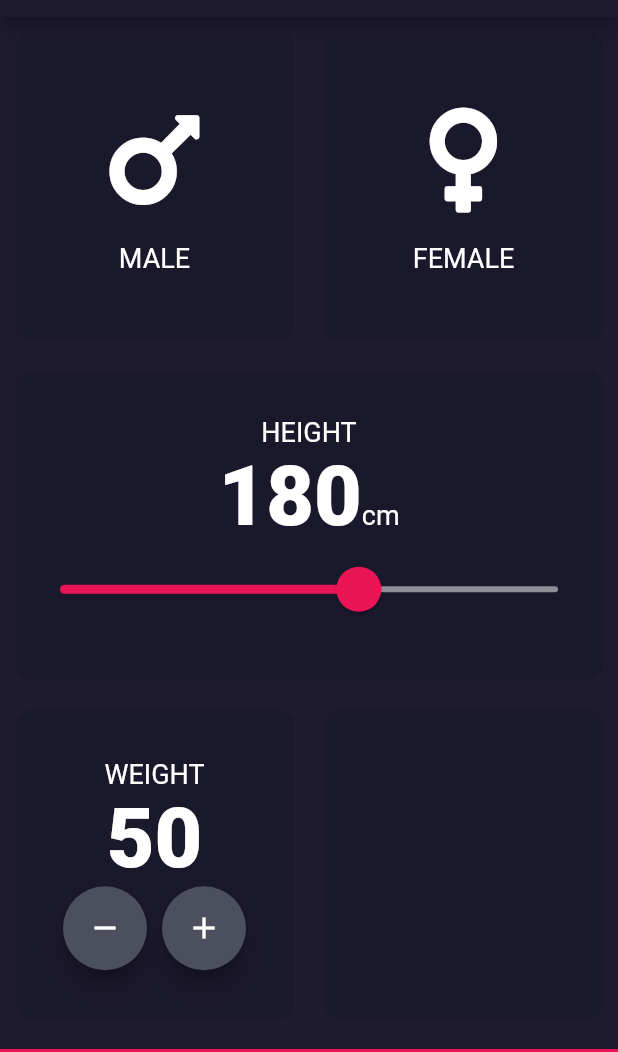
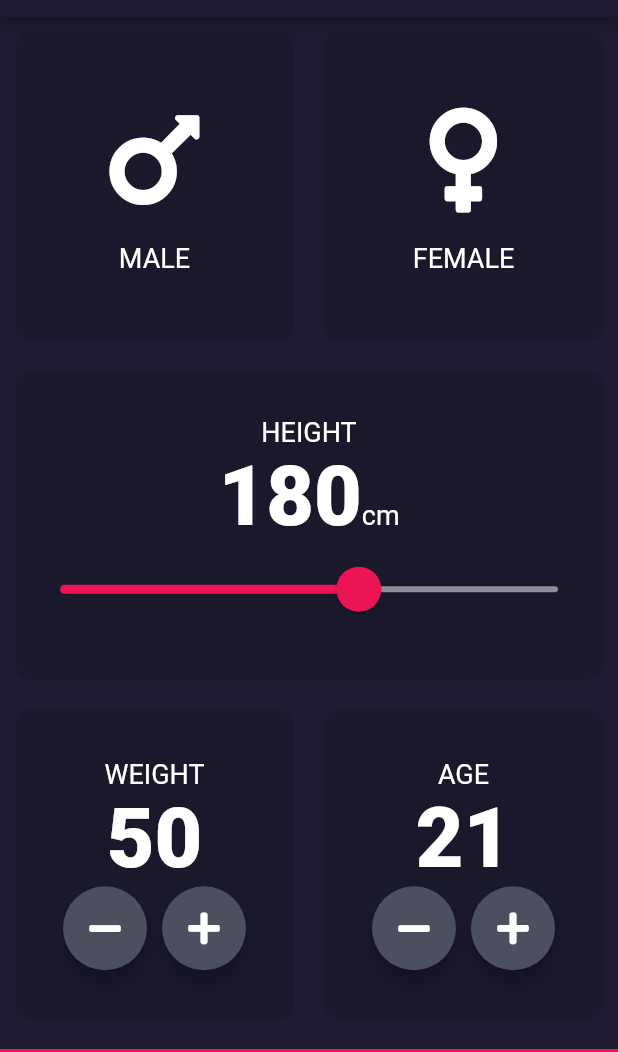
Before and after one commit to MarnusCoetzee/BMI-Calculator-, a Flutter app: the screen it shows after launch, on a phone screen of 412 x 824 dp, the part 67-1119 px from its top. Run offline on Flutter 3.47's test engine with Material 2 defaults, Android fonts, the phone set to English and light mode, and no system bars; our stand-ins replace font_awesome_flutter.

Commit message:
finished landing page ui

```diff
--- a/lib/input_page.dart
+++ b/lib/input_page.dart
@@ -20,6 +20,7 @@ class _InputPageState extends State<InputPage> {
   Gender selectedGender;
   int height = 180;
   int weight = 50;
+  int age = 21;
 
   @override
   Widget build(BuildContext context) {
@@ -143,20 +144,22 @@ class _InputPageState extends State<InputPage> {
                         Row(
                           mainAxisAlignment: MainAxisAlignment.center,
                           children: <Widget>[
-                            FloatingActionButton(
-                              backgroundColor: Color(0xFF4C4F5E),
-                              child: Icon(
-                                Icons.remove,
-                                color: Colors.white,
-                              ),
+                            RoundIconButton(
+                              icon: FontAwesomeIcons.minus,
+                              onPressed: () {
+                                setState(() {
+                                  weight--;
+                                });
+                              },
                             ),
                             SizedBox(width: 10.0,),
-                            FloatingActionButton(
-                              backgroundColor: Color(0xFF4C4F5E),
-                              child: Icon(
-                                Icons.add,
-                                color: Colors.white,
-                              ),
+                            RoundIconButton(
+                              icon: FontAwesomeIcons.plus,
+                              onPressed: () {
+                                setState(() {
+                                  weight++;
+                                });
+                              },
                             ),
                           ],
                         ),
@@ -165,8 +168,49 @@ class _InputPageState extends State<InputPage> {
                   ),
                 ),
                 Expanded(
-                  child: ReusableCard(
-                    colour: kInActiveCardColor,
+                  child: Row(
+                    children: <Widget>[
+                       Expanded(
+                         child: ReusableCard(
+                          colour: kInActiveCardColor,
+                           cardChild: Column(
+                             mainAxisAlignment: MainAxisAlignment.center,
+                             children: <Widget>[
+                               Text(
+                                 'AGE',
+                                 style: kLabelTextStyle,
+                               ),
+                               Text(
+                                 age.toString(),
+                                 style: kNumberTextStyle,
+                               ),
+                               Row(
+                                 mainAxisAlignment: MainAxisAlignment.center,
+                                 children: <Widget>[
+                                   RoundIconButton(
+                                     icon: FontAwesomeIcons.minus,
+                                     onPressed: () {
+                                       setState(() {
+                                         age--;
+                                       });
+                                     },
+                                   ),
+                                   SizedBox(width: 10.0,),
+                                   RoundIconButton(
+                                     icon: FontAwesomeIcons.plus,
+                                     onPressed: () {
+                                       setState(() {
+                                         age++;
+                                       });
+                                     },
+                                   ),
+                                 ],
+                               ),
+                             ],
+                           ),
+                        ),
+                       ),
+                    ],
                   ),
                 ),
               ],
@@ -183,3 +227,26 @@ class _InputPageState extends State<InputPage> {
     );
   }
 }
+
+class RoundIconButton extends StatelessWidget {
+
+  final IconData icon;
+  final Function onPressed;
+
+  RoundIconButton({@required this.icon, @required this.onPressed});
+
+  @override
+  Widget build(BuildContext context) {
+    return RawMaterialButton(
+      onPressed: onPressed,
+      elevation: 6.0,
+      shape: CircleBorder(),
+      fillColor: Color(0xFF4C4F5E),
+      constraints: BoxConstraints.tightFor(
+        width: 56.0,
+        height: 56.0
+      ),
+      child: Icon(icon),
+    );
+  }
+}
```
